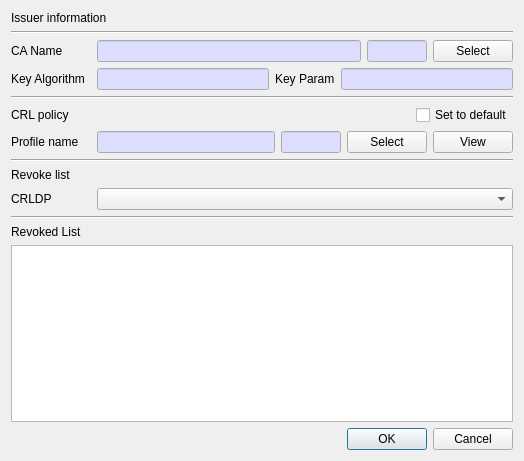
Before: the Qt Designer form CertMan/make_crl_dlg.ui in jykim74/CertMan, drawn with Qt 5.
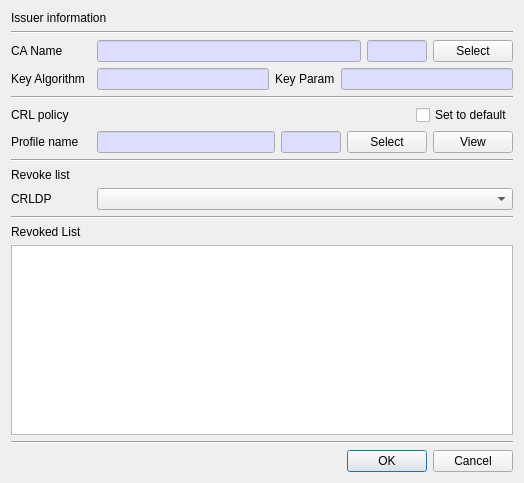
After: the same form once the commit is applied.

Diff of the .ui file:
```diff
--- a/CertMan/make_crl_dlg.ui
+++ b/CertMan/make_crl_dlg.ui
@@ -7,7 +7,7 @@
     <x>0</x>
     <y>0</y>
     <width>524</width>
-    <height>461</height>
+    <height>483</height>
    </rect>
   </property>
   <property name="windowTitle">
@@ -487,6 +487,13 @@
      </attribute>
     </widget>
    </item>
+   <item>
+    <widget class="Line" name="line_5">
+     <property name="orientation">
+      <enum>Qt::Horizontal</enum>
+     </property>
+    </widget>
+   </item>
    <item>
     <widget class="QDialogButtonBox" name="buttonBox">
      <property name="orientation">
```
